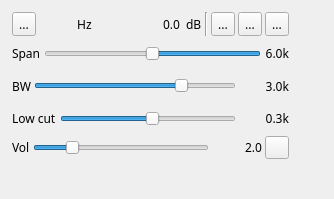
First picture: the form in plugins/channel/demodssb/ssbdemodgui.ui, repository f4exb/sdrangel, before the edit.
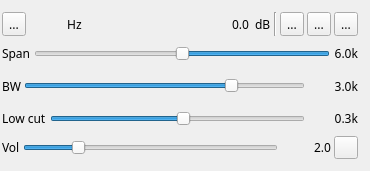
Second picture: the form after the edit. Icons and pictures are not drawn. Custom widgets are drawn as their Qt base class.

Commit message: SSB demod: adjust GUI minimum size

```diff
--- a/plugins/channel/demodssb/ssbdemodgui.ui
+++ b/plugins/channel/demodssb/ssbdemodgui.ui
@@ -6,13 +6,19 @@
    <rect>
     <x>0</x>
     <y>0</y>
-    <width>334</width>
-    <height>199</height>
+    <width>370</width>
+    <height>171</height>
    </rect>
   </property>
+  <property name="sizePolicy">
+   <sizepolicy hsizetype="Minimum" vsizetype="Preferred">
+    <horstretch>0</horstretch>
+    <verstretch>0</verstretch>
+   </sizepolicy>
+  </property>
   <property name="minimumSize">
    <size>
-    <width>302</width>
+    <width>370</width>
     <height>0</height>
    </size>
   </property>
@@ -28,12 +34,18 @@
   <widget class="QWidget" name="settingsContainer" native="true">
    <property name="geometry">
     <rect>
-     <x>10</x>
+     <x>0</x>
      <y>10</y>
-     <width>281</width>
+     <width>360</width>
      <height>151</height>
     </rect>
    </property>
+   <property name="minimumSize">
+    <size>
+     <width>360</width>
+     <height>0</height>
+    </size>
+   </property>
    <property name="windowTitle">
     <string>Settings</string>
    </property>
```
